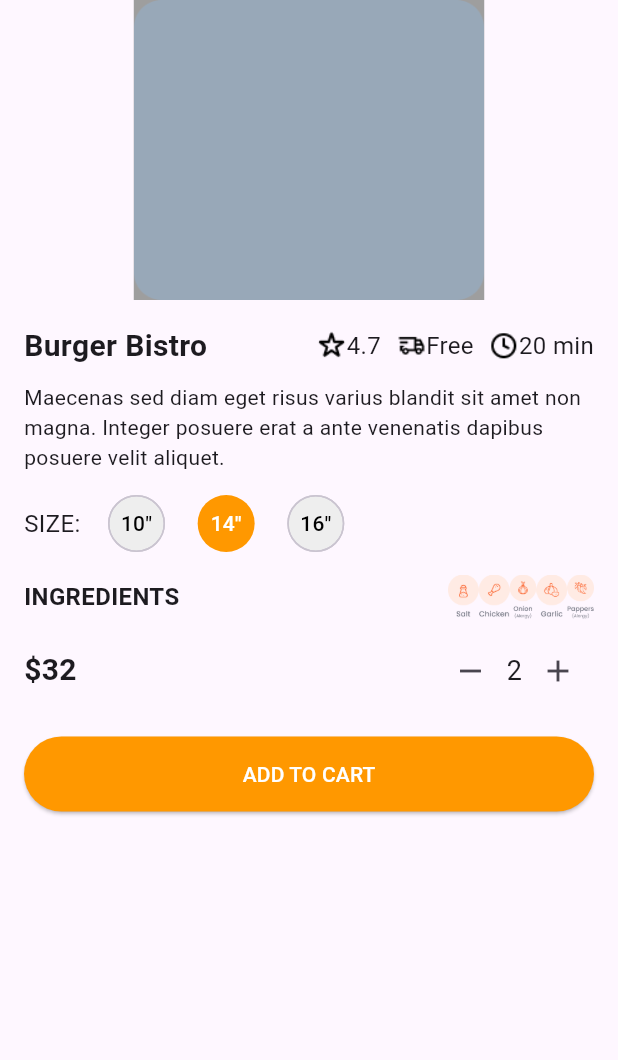
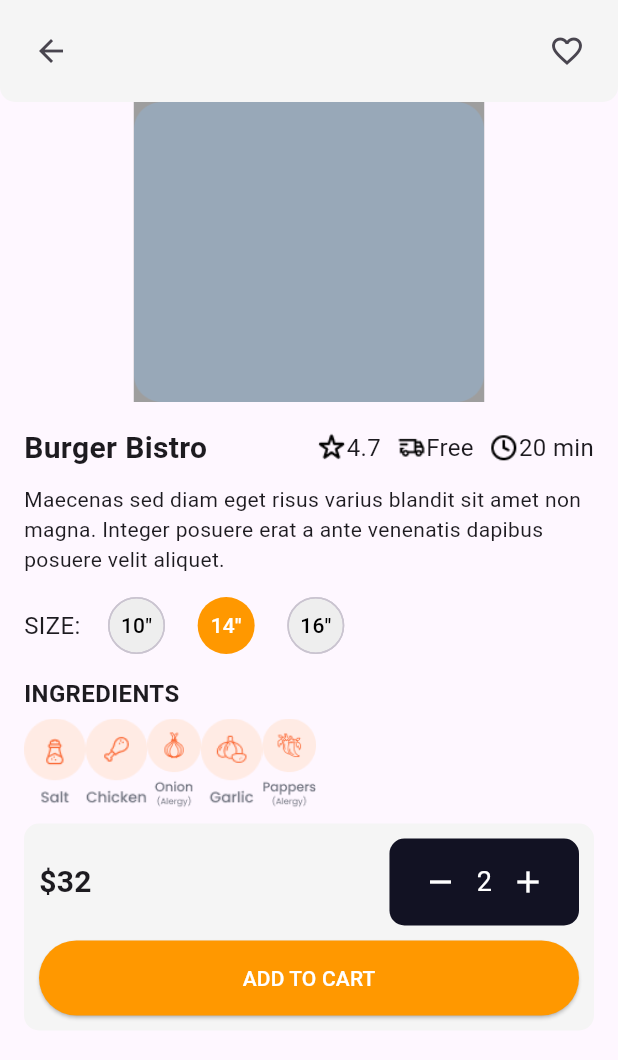
Before and after one commit to ivanMosquedaFTP/figmaChallenge, a Flutter app: the screen it shows after launch, on a phone screen of 412 x 824 dp. Shown: the top 1060 px of the screen. Run offline on Flutter 3.47's test engine with Material 3 defaults, Android fonts, the phone set to English and light mode, and no system bars.

Commit message:
added multiple ui components and enhancements
added fav and back buttons up top.
added container at the bottom and fixed quantity input
fixed ingredients layout and size

```diff
--- a/lib/screens/itemDetails_screen.dart
+++ b/lib/screens/itemDetails_screen.dart
@@ -10,21 +10,41 @@ class ItemDetailsScreen extends StatefulWidget {
 class _ItemDetailsScreenState extends State<ItemDetailsScreen> {
   int quantity = 2;
   int selectedSize = 14;
+  bool isFavorite = false;
 
   @override
   Widget build(BuildContext context) {
     return Scaffold(
       body: Column(
         children: [
-          // Image placeholder
+          Container(
+            padding: EdgeInsets.all(10),
+            decoration: BoxDecoration(
+              color: Colors.grey[100],
+              borderRadius: BorderRadius.vertical(bottom: Radius.circular(10)),
+            ),
+            child: Row(
+              mainAxisAlignment: MainAxisAlignment.spaceBetween,
+              children: [
+                IconButton(
+                  icon: Icon(Icons.arrow_back),
+                  onPressed: () => Navigator.pop(context),
+                ),
+                IconButton(
+                  icon: Icon(
+                    isFavorite ? Icons.favorite : Icons.favorite_border,
+                    color: isFavorite ? Colors.red : null,
+                  ),
+                  onPressed: () => setState(() => isFavorite = !isFavorite),
+                ),
+              ],
+            ),
+          ),
           Container(
             height: 200,
             color: Colors.grey,
-            child: Image.asset(
-              'assets/itemDetailImagePlaceholder.png',
-            ), // Replace with actual image
+            child: Image.asset('assets/itemDetailImagePlaceholder.png'),
           ),
-          // Details section
           Padding(
             padding: EdgeInsets.all(16),
             child: Column(
@@ -113,7 +133,8 @@ class _ItemDetailsScreenState extends State<ItemDetailsScreen> {
                   ],
                 ),
                 SizedBox(height: 10),
-                Row(
+                Column(
+                  crossAxisAlignment: CrossAxisAlignment.start,
                   children: [
                     Text(
                       'INGREDIENTS',
@@ -122,19 +143,27 @@ class _ItemDetailsScreenState extends State<ItemDetailsScreen> {
                         fontWeight: FontWeight.bold,
                       ),
                     ),
-                    Spacer(),
+                    SizedBox(height: 5),
                     Row(
                       children: [
-                        Image.asset('assets/ingredientSalt.png', height: 30),
-                        Image.asset('assets/ingredientChicken.png', height: 30),
-                        Image.asset('assets/ingredientOnion.png', height: 30),
-                        Image.asset('assets/ingredientGarlic.png', height: 30),
-                        Image.asset('assets/ingredientPepper.png', height: 30),
+                        Image.asset('assets/ingredientSalt.png', height: 60),
+                        Image.asset('assets/ingredientChicken.png', height: 60),
+                        Image.asset('assets/ingredientOnion.png', height: 60),
+                        Image.asset('assets/ingredientGarlic.png', height: 60),
+                        Image.asset('assets/ingredientPepper.png', height: 60),
                       ],
                     ),
                   ],
                 ),
                 SizedBox(height: 10),
+                Container(
+                  padding: EdgeInsets.all(10),
+                  decoration: BoxDecoration(
+                    color: Colors.grey[100],
+                    borderRadius: BorderRadius.circular(10),
+                  ),
+                  child: Column(
+                    children: [
                       Row(
                         children: [
                           Text(
@@ -145,23 +174,42 @@ class _ItemDetailsScreenState extends State<ItemDetailsScreen> {
                             ),
                           ),
                           Spacer(),
-                    Row(
+                          Container(
+                            padding: EdgeInsets.symmetric(
+                              horizontal: 10,
+                              vertical: 5,
+                            ),
+                            decoration: BoxDecoration(
+                              color: Color.fromRGBO(18, 18, 35, 100),
+                              borderRadius: BorderRadius.circular(10),
+                            ),
+                            child: Row(
                               children: [
                                 IconButton(
                                   icon: Icon(Icons.remove),
-                          onPressed: () =>
-                              setState(() => quantity > 1 ? quantity-- : null),
+                                  color: Colors.white,
+                                  onPressed: () => setState(
+                                    () => quantity > 1 ? quantity-- : null,
                                   ),
-                        Text('$quantity', style: TextStyle(fontSize: 18)),
+                                ),
+                                Text(
+                                  '$quantity',
+                                  style: TextStyle(
+                                    fontSize: 18,
+                                    color: Colors.white,
+                                  ),
+                                ),
                                 IconButton(
                                   icon: Icon(Icons.add),
+                                  color: Colors.white,
                                   onPressed: () => setState(() => quantity++),
                                 ),
                               ],
                             ),
+                          ),
                         ],
                       ),
-                SizedBox(height: 20),
+                      SizedBox(height: 10),
                       ElevatedButton(
                         onPressed: () {},
                         child: Text(
@@ -178,6 +226,9 @@ class _ItemDetailsScreenState extends State<ItemDetailsScreen> {
                 ),
               ],
             ),
+          ),
+        ],
+      ),
     );
   }
 }
```
Lines whose indentation alone changed are shown as unchanged.
